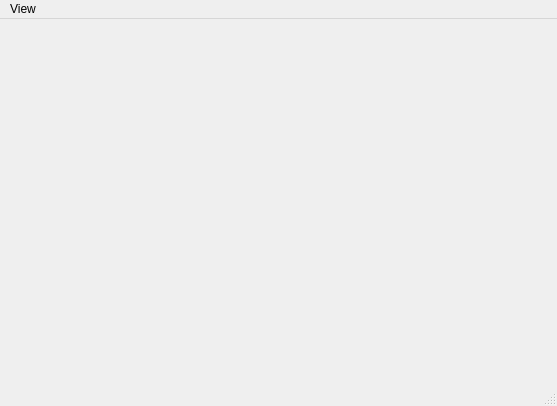
This is MRIUI.ui in OpenEngineDK/projects-MRISIM as Qt 5 draws it before an edit. The edited form follows.
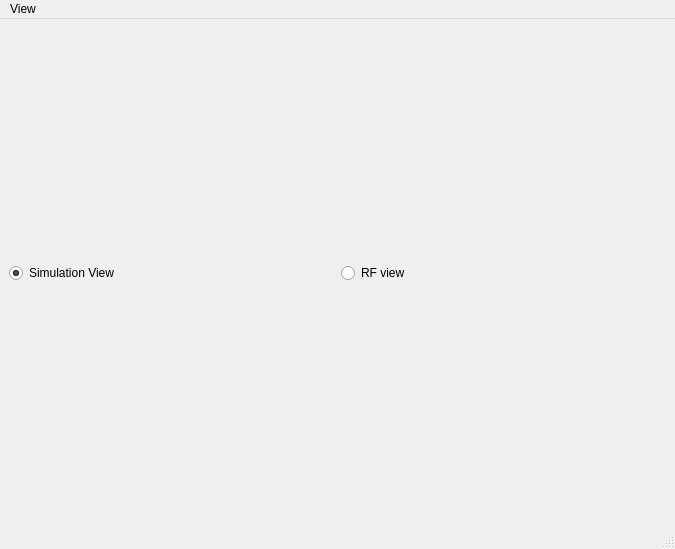
This is the edited form.

```diff
--- a/MRIUI.ui
+++ b/MRIUI.ui
@@ -6,8 +6,8 @@
    <rect>
     <x>0</x>
     <y>0</y>
-    <width>557</width>
-    <height>406</height>
+    <width>675</width>
+    <height>549</height>
    </rect>
   </property>
   <property name="windowTitle">
@@ -19,7 +19,38 @@
   <widget class="QWidget" name="centralwidget">
    <layout class="QVBoxLayout" name="verticalLayout">
     <item>
-     <layout class="QHBoxLayout" name="topLayout"/>
+     <layout class="QVBoxLayout" name="verticalLayout_2">
+      <item>
+       <layout class="QHBoxLayout" name="horizontalLayout">
+        <property name="spacing">
+         <number>6</number>
+        </property>
+        <item>
+         <widget class="QRadioButton" name="radioSim">
+          <property name="enabled">
+           <bool>true</bool>
+          </property>
+          <property name="text">
+           <string>Simulation View</string>
+          </property>
+          <property name="checked">
+           <bool>true</bool>
+          </property>
+         </widget>
+        </item>
+        <item>
+         <widget class="QRadioButton" name="radioRF">
+          <property name="text">
+           <string>RF view</string>
+          </property>
+         </widget>
+        </item>
+       </layout>
+      </item>
+      <item>
+       <layout class="QVBoxLayout" name="glLayout"/>
+      </item>
+     </layout>
     </item>
    </layout>
   </widget>
@@ -28,8 +59,8 @@
     <rect>
      <x>0</x>
      <y>0</y>
-     <width>557</width>
-     <height>22</height>
+     <width>675</width>
+     <height>25</height>
     </rect>
    </property>
    <widget class="QMenu" name="menuView">
```
Left out of the diff: 6 changed lines with no effect on the pictures.
